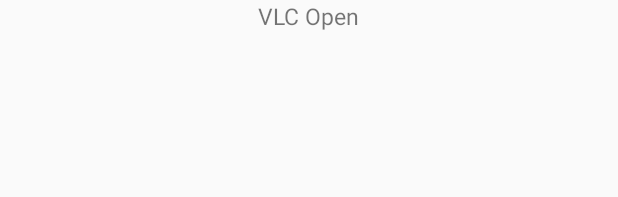
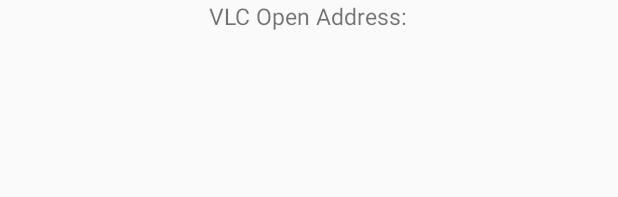
Before and after one commit to sszhangpengfei/AndroidShow, an Android app: the layout activity_main.xml on its own in the app's theme, with its tools: preview values and no code run, on a phone screen of 412 x 824 dp. Shown: the top 197 px of the screen. Run offline under Robolectric (Android 15) with nearby library versions, the phone set to English and light mode, and no system bars.

Commit message:
修复bug

```diff
--- a/app/src/main/java/com/zpf/androidshow/rtsp/RtspServer.java
+++ b/app/src/main/java/com/zpf/androidshow/rtsp/RtspServer.java
@@ -41,7 +41,7 @@ public class RtspServer extends Service {
     public static String SERVER_NAME = "MajorKernelPanic RTSP Server";
 
     /** Port used by default. */
-    public static final int DEFAULT_RTSP_PORT = 554;
+    public static final int DEFAULT_RTSP_PORT = 8086;
 
     /** Port already in use. */
     public final static int ERROR_BIND_FAILED = 0x00;
--- a/app/src/main/res/layout/activity_main.xml
+++ b/app/src/main/res/layout/activity_main.xml
@@ -18,14 +18,13 @@
             android:id="@+id/line2_description"
             android:layout_width="wrap_content"
             android:layout_height="wrap_content"
-            android:text="VLC Open"
+            android:text="VLC Open Address:"
             android:textSize="15sp" />
 
         <TextView
             android:id="@+id/line2"
             android:layout_width="wrap_content"
             android:layout_height="wrap_content"
-            android:textColor="@android:color/white"
             android:textSize="15sp" />
     </LinearLayout>
 
```
Also changed, not shown: app/src/main/java/com/zpf/androidshow/MainActivity.java (+12 -3 lines).
